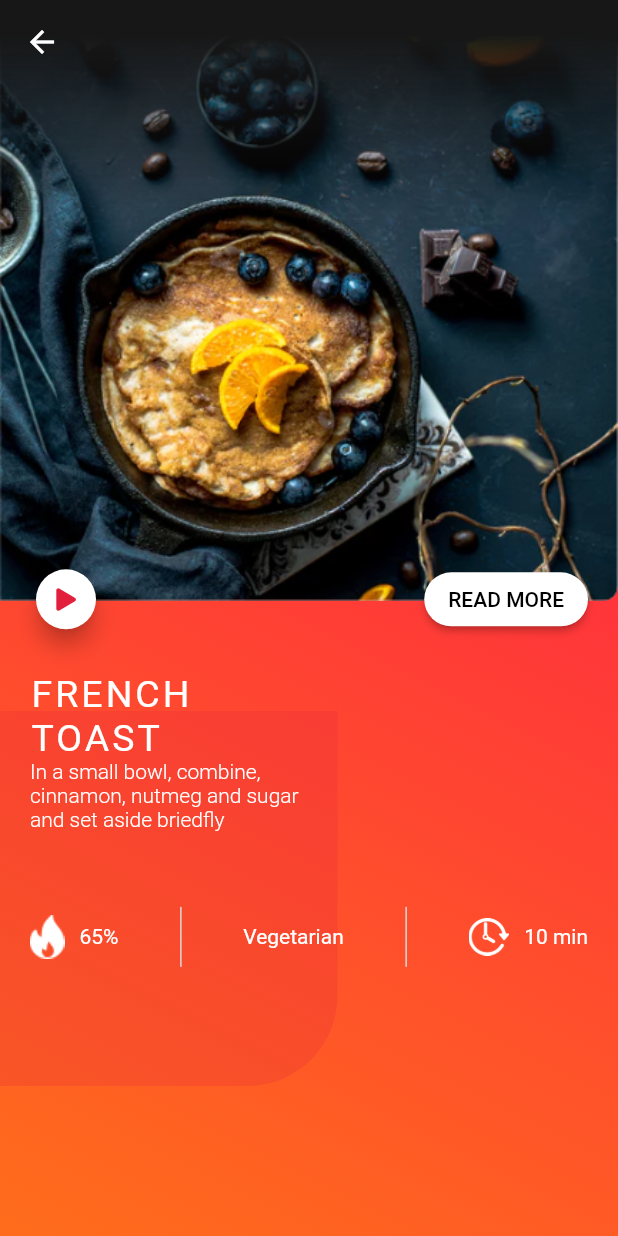
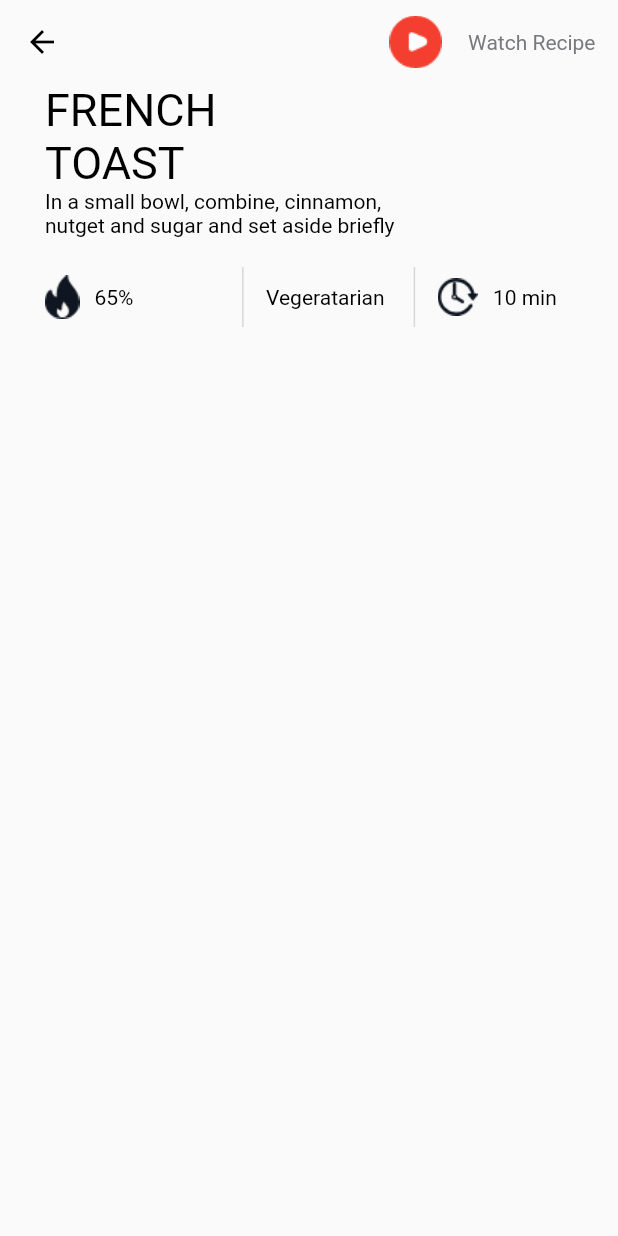
Before and after one commit to edalvb/recipe, a Flutter app: the DishDetailsPage screen opened by its route, after a tap on "READ MORE", on a phone screen of 412 x 824 dp. Run offline on Flutter 3.47's test engine with Material 2 defaults, Android fonts, the phone set to English and light mode, and no system bars; our stand-ins replace font_awesome_flutter.

Commit message:
Pantalla de más detalles 1 de 3

```diff
--- a/lib/main.dart
+++ b/lib/main.dart
@@ -1,6 +1,7 @@
 import 'package:flutter/material.dart';
 import 'package:recipe/ui/pages/breackfast_page.dart';
 import 'package:recipe/ui/pages/dish_details.dart';
+import 'package:recipe/ui/pages/dish_details_more_page.dart';
 import 'package:recipe/ui/pages/home_page.dart';
 
 void main() => runApp(MyApp());
@@ -26,6 +27,7 @@ class MyApp extends StatelessWidget {
         "/": (context) => HomePage(),
         "/breackfast_page": (context) => BreackfastPage(),
         "/dish_details_page": (context) => DishDetailsPage(),
+        "/dish_details_more_page": (context) => DishDetailsMorePage(),
       },
     );
   }
--- a/lib/ui/pages/dish_details.dart
+++ b/lib/ui/pages/dish_details.dart
@@ -1,4 +1,3 @@
-import 'package:flutter/cupertino.dart';
 import 'package:flutter/material.dart';
 import 'package:font_awesome_flutter/font_awesome_flutter.dart';
 
@@ -6,16 +5,18 @@ class DishDetailsPage extends StatelessWidget {
   @override
   Widget build(BuildContext context) {
     return Scaffold(
+      appBar: AppBar(),
       body: Stack(
-        children: [
+        children: <Widget>[
           Container(
             height: double.infinity,
             width: double.infinity,
             decoration: BoxDecoration(
               gradient: LinearGradient(
-                    colors: [Color(0xFFFF114E), Color(0xFFFF6D1B)],
+                  colors: [Color(0xffFF114E), Color(0xffFF6D1B)],
                   begin: Alignment.topRight,
-                    end: Alignment.bottomLeft)),
+                  end: Alignment.bottomLeft),
+            ),
           ),
           Positioned(
             bottom: 100,
@@ -26,16 +27,20 @@ class DishDetailsPage extends StatelessWidget {
                   color: Color(0xFFE2203D).withOpacity(0.22),
                   borderRadius:
                   BorderRadius.only(bottomRight: Radius.circular(60))),
-              )),
-          Column(
+            ),
+          ),
+
+          Transform.translate(
+            offset: Offset(0, -80),
+            child: Column(
               crossAxisAlignment: CrossAxisAlignment.start,
-            children: [
+              children: <Widget>[
                 Image.asset("assets/images/Recipe-01.png"),
                 Transform.translate(
                   offset: Offset(0, -25),
                   child: Row(
                     mainAxisAlignment: MainAxisAlignment.spaceBetween,
-                  children: [
+                    children: <Widget>[
                       Padding(
                         padding: const EdgeInsets.only(left: 20),
                         child: FloatingActionButton(
@@ -49,19 +54,19 @@ class DishDetailsPage extends StatelessWidget {
                         ),
                       ),
                       Padding(
-                      padding: const EdgeInsets.only(right: 20),
-                      child: ElevatedButton(
-                        style: ElevatedButton.styleFrom(
-                          primary: Colors.white,
-                          onPrimary: Colors.black,
+                        padding: const EdgeInsets.only(right: 40),
+                        child: RaisedButton(
+                          color: Colors.white,
                           shape: RoundedRectangleBorder(
-                            borderRadius: BorderRadius.circular(20.0),
+                              borderRadius: BorderRadius.circular(20)),
+                          child: Text("READ MORE"),
+                          onPressed: () {
+
+                            _showReadMore(context);
+
+                          },
                         ),
-                        ),
-                        child: Text("READ MORE"),
-                        onPressed: () {},
-                      ),
-                    ),
+                      )
                     ],
                   ),
                 ),
@@ -71,56 +76,66 @@ class DishDetailsPage extends StatelessWidget {
                     width: 200,
                     child: Column(
                       mainAxisSize: MainAxisSize.min,
-                    children: [
-                      Text("FRENCH TOAST",
-                          style: TextStyle(letterSpacing: 2, fontSize: 25)),
+                      children: <Widget>[
                         Text(
-                        "In a small bowl, combine, cinnamon, nutmeg and sugar and set aside briedfly",
+                          "FRENCH TOAST",
+                          style: TextStyle(letterSpacing: 2, fontSize: 25),
+                        ),
+                        Text(
+                          "In a small bowl, combine, cinnamon, nutmeg and sugar and set aside briefly.",
                           style: TextStyle(fontWeight: FontWeight.w300),
                         )
                       ],
                     ),
                   ),
                 ),
-              SizedBox(height: 50),
-              Padding(
-                padding: const EdgeInsets.symmetric(horizontal: 20),
-                child: Row(
-                  mainAxisAlignment: MainAxisAlignment.spaceBetween,
-                  children: [
-                    Row(
-                      children: [
-                        Image.asset("assets/images/fire.png"),
-                        SizedBox(width: 10),
-                        Text("65%"),
+
+
+
               ],
             ),
+          ),
+          //,
+          Align(
+            alignment: Alignment.bottomCenter,
+            child: Padding(
+              padding: const EdgeInsets.only(left: 20, bottom: 50),
+              child: Row(
+                children: <Widget>[
+                  Image.asset("assets/images/fire.png"),
+                  SizedBox(
+                    width: 10,
+                  ),
+                  Expanded(child: Text("65%")),
                   Container(
                     height: 40,
                     width: 1,
-                      color: Color(0xFFD8D8D8),
+                    color: Color(0xffD8D8D8),
+                    margin: EdgeInsets.only(left: 15, right: 15),
                   ),
-                    Text("Vegetarian"),
+                  Expanded(child: Text("Vegeratarian")),
                   Container(
                     height: 40,
                     width: 1,
-                      color: Color(0xFFD8D8D8),
+                    color: Color(0xffD8D8D8),
+                    margin: EdgeInsets.only(left: 15, right: 15),
                   ),
-                    Row(
-                      children: [
                   Image.asset("assets/images/time.png", height: 25,),
-                        SizedBox(width: 10),
-                        Text("10 min"),
-                      ],
-                    )
+                  SizedBox(
+                    width: 10,
+                  ),
+                  Expanded(child: Text("10 min"))
                 ],
               ),
+            ),
           )
-            ],
-          ),
-          AppBar()
+
         ],
       ),
     );
   }
+
+  void _showReadMore(BuildContext context) {
+    Navigator.pushNamed(context, "/dish_details_more_page");
   }
+}
--- /dev/null
+++ b/lib/ui/pages/dish_details_more_page.dart
@@ -0,0 +1,98 @@
+import 'package:flutter/material.dart';
+
+class DishDetailsMorePage extends StatelessWidget {
+  @override
+  Widget build(BuildContext context) {
+    return Scaffold(
+      appBar: AppBar(
+        iconTheme: IconThemeData(color: Colors.black),
+        actions: [PlayWidget(() {})],
+      ),
+      body: DefaultTextStyle(
+        style: TextStyle(color: Colors.black),
+        child: Padding(
+          padding: const EdgeInsets.only(left: 30),
+          child: ListView(
+            children: [
+              Padding(
+                  padding: const EdgeInsets.only(right: 200),
+                  child: Text(
+                    "FRENCH TOAST",
+                    style: TextStyle(fontSize: 30),
+                  )),
+              Padding(
+                padding: const EdgeInsets.only(right: 130),
+                child: Text(
+                    "In a small bowl, combine, cinnamon, nutget and sugar and set aside briefly"),
+              ),
+              SizedBox(height: 20),
+              Align(
+                alignment: Alignment.bottomCenter,
+                child: Row(
+                  children: <Widget>[
+                    Image.asset("assets/images/fire-1.png"),
+                    SizedBox(
+                      width: 10,
+                    ),
+                    Expanded(child: Text("65%")),
+                    Container(
+                      height: 40,
+                      width: 1,
+                      color: Color(0xffD8D8D8),
+                      margin: EdgeInsets.only(left: 15, right: 15),
+                    ),
+                    Expanded(child: Text("Vegeratarian")),
+                    Container(
+                      height: 40,
+                      width: 1,
+                      color: Color(0xffD8D8D8),
+                      margin: EdgeInsets.only(left: 15, right: 15),
+                    ),
+                    Image.asset(
+                      "assets/images/time_black.png",
+                      height: 25,
+                    ),
+                    SizedBox(
+                      width: 10,
+                    ),
+                    Expanded(child: Text("10 min"))
+                  ],
+                ),
+              ),
+            ],
+          ),
+        ),
+      ),
+    );
+  }
+}
+
+class PlayWidget extends StatelessWidget {
+  final VoidCallback onTap;
+  PlayWidget(this.onTap);
+
+  @override
+  Widget build(BuildContext context) {
+    return InkWell(
+      onTap: this.onTap,
+      child: Row(
+        mainAxisSize: MainAxisSize.min,
+        children: [
+          Image.asset(
+            "assets/images/listen2.png",
+            height: 40,
+          ),
+          Padding(
+            padding: const EdgeInsets.symmetric(horizontal: 15),
+            child: Text(
+              "Watch Recipe",
+              style: TextStyle(
+                color: Color(0xFF77797C),
+              ),
+            ),
+          ),
+        ],
+      ),
+    );
+  }
+}
```
Lines whose indentation alone changed are shown as unchanged.
